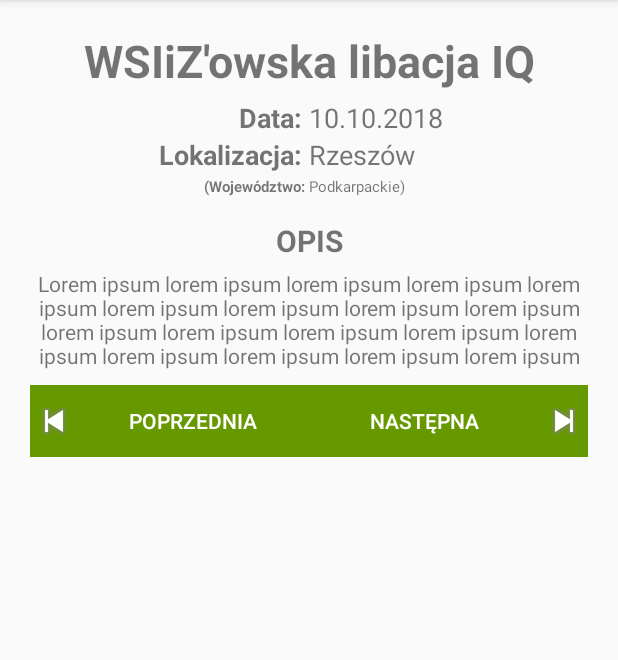
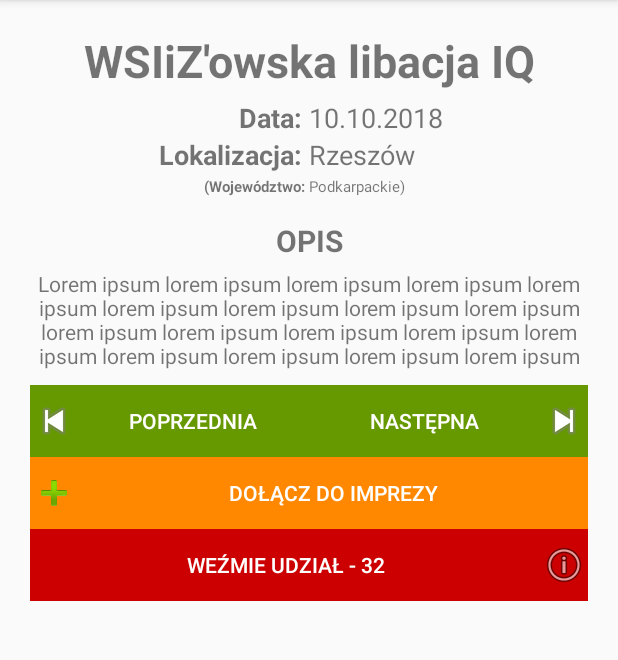
Before and after one commit to KrzysztofStanek/AbsolwentAPP, an Android app: the imprezy_w_okolicy screen opened directly, with no data from a screen before it, on a phone screen of 412 x 824 dp, the part 84-744 px from its top. Run offline under Robolectric (Android 15) with nearby library versions, the phone set to English and light mode, and no system bars.

Commit message:
Dodaj impreze - widok, dodanie buttonów

```diff
--- a/app/src/main/res/layout/activity_imprezy_w_okolicy.xml
+++ b/app/src/main/res/layout/activity_imprezy_w_okolicy.xml
@@ -118,7 +118,8 @@
             android:textAlignment="center"
             android:paddingBottom="10dp"/>
 
-        <LinearLayout
+
+    <LinearLayout
             android:layout_width="fill_parent"
             android:layout_height="wrap_content"
             android:weightSum="4"
@@ -145,4 +146,39 @@
                 android:textColor="#fff" />
 
         </LinearLayout>
+
+        <LinearLayout
+            android:layout_width="fill_parent"
+            android:layout_height="wrap_content"
+            android:weightSum="4"
+            android:orientation="horizontal">
+
+            <Button
+                android:id="@+id/bdolaczdoimprezy"
+                android:layout_width="match_parent"
+                android:layout_height="wrap_content"
+                android:layout_weight="4"
+                android:background="@android:color/holo_orange_dark"
+                android:drawableLeft="@android:drawable/ic_input_add"
+                android:text="Dołącz do imprezy"
+                android:textColor="#fff" />
+        </LinearLayout>
+
+            <LinearLayout
+                android:layout_width="fill_parent"
+                android:layout_height="wrap_content"
+                android:weightSum="4"
+                android:orientation="horizontal">
+
+            <Button
+                android:id="@+id/binfoimpreza"
+                android:layout_weight="4"
+                android:layout_width="match_parent"
+                android:layout_height="wrap_content"
+                android:background="@android:color/holo_red_dark"
+                android:text="Weźmie udział - 32"
+                android:drawableRight="@android:drawable/ic_menu_info_details"
+                android:textColor="#fff" />
+
+        </LinearLayout>
 </LinearLayout>
```
